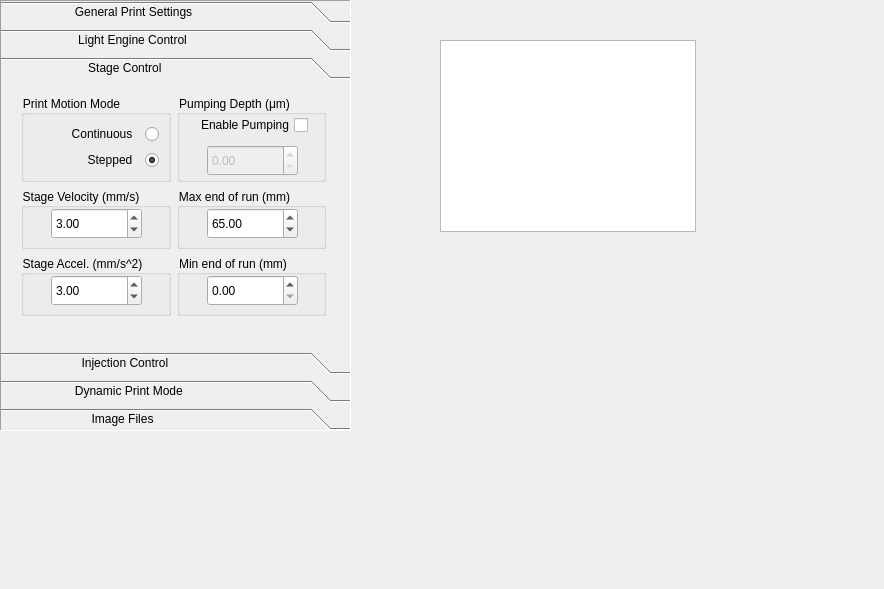
Qt form src/mainwindow/printsettings.ui (TimSamuelsen/CLIP3DPrinterGUI) before a commit.
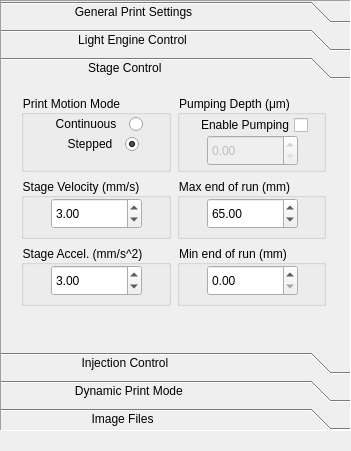
The same form after that commit. The open tabs and pages were chosen to show the change.

```diff
--- a/src/mainwindow/printsettings.ui
+++ b/src/mainwindow/printsettings.ui
@@ -6,10 +6,16 @@
    <rect>
     <x>0</x>
     <y>0</y>
-    <width>884</width>
-    <height>589</height>
+    <width>351</width>
+    <height>451</height>
    </rect>
   </property>
+  <property name="minimumSize">
+   <size>
+    <width>351</width>
+    <height>451</height>
+   </size>
+  </property>
   <property name="windowTitle">
    <string>Form</string>
   </property>
@@ -438,10 +444,10 @@
        <x>20</x>
        <y>10</y>
        <width>305</width>
-       <height>221</height>
+       <height>211</height>
       </rect>
      </property>
-     <layout class="QGridLayout" name="gridLayout_3" rowstretch="9,8,8">
+     <layout class="QGridLayout" name="gridLayout_3" rowstretch="10,8,8">
       <item row="1" column="0">
        <widget class="QGroupBox" name="StageVelocityBox">
         <property name="title">
@@ -467,9 +473,15 @@
         <property name="title">
          <string>Print Motion Mode</string>
         </property>
-        <layout class="QVBoxLayout" name="verticalLayout">
-         <item>
           <widget class="QRadioButton" name="ContinuousMotionButton">
+         <property name="geometry">
+          <rect>
+           <x>30</x>
+           <y>20</y>
+           <width>92</width>
+           <height>18</height>
+          </rect>
+         </property>
            <property name="layoutDirection">
             <enum>Qt::RightToLeft</enum>
            </property>
@@ -489,9 +501,15 @@
             <bool>false</bool>
            </property>
           </widget>
-         </item>
-         <item>
           <widget class="QRadioButton" name="SteppedMotionButton">
+         <property name="geometry">
+          <rect>
+           <x>40</x>
+           <y>40</y>
+           <width>78</width>
+           <height>18</height>
+          </rect>
+         </property>
            <property name="layoutDirection">
             <enum>Qt::RightToLeft</enum>
            </property>
@@ -511,8 +529,6 @@
             <bool>true</bool>
            </property>
           </widget>
-         </item>
-        </layout>
        </widget>
       </item>
       <item row="1" column="1">
@@ -550,7 +566,7 @@
          <property name="geometry">
           <rect>
            <x>30</x>
-           <y>50</y>
+           <y>40</y>
            <width>91</width>
            <height>31</height>
           </rect>
```
Left out of the diff: 4 changed lines with no effect on the pictures. Lines whose indentation alone changed are shown as unchanged.
